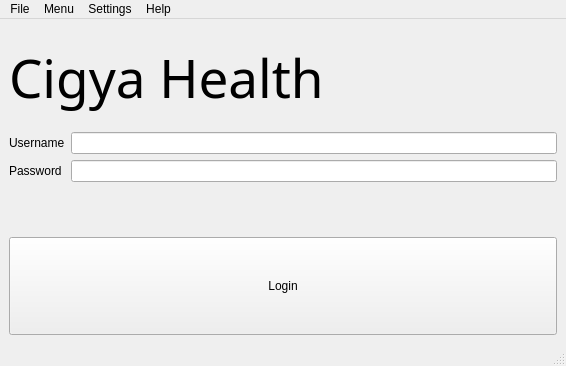
Old version of the form cigya/ui/login.ui in the repository CS532-Marlboro-Health-Tracker/Cigya.
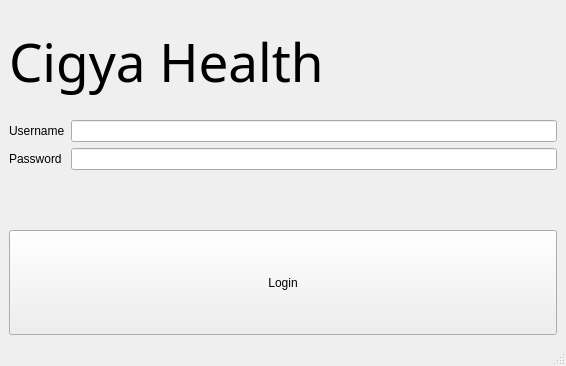
New version of the form.

Diff of the .ui file:
```diff
--- a/cigya/ui/login.ui
+++ b/cigya/ui/login.ui
@@ -80,48 +80,6 @@
     </item>
    </layout>
   </widget>
-  <widget class="QMenuBar" name="menubar">
-   <property name="geometry">
-    <rect>
-     <x>0</x>
-     <y>0</y>
-     <width>566</width>
-     <height>21</height>
-    </rect>
-   </property>
-   <widget class="QMenu" name="menuFile">
-    <property name="title">
-     <string>File</string>
-    </property>
-   </widget>
-   <widget class="QMenu" name="menuSettings">
-    <property name="title">
-     <string>Settings</string>
-    </property>
-    <addaction name="actionAdministrator_Login"/>
-   </widget>
-   <widget class="QMenu" name="menuHelp">
-    <property name="title">
-     <string>Help</string>
-    </property>
-    <addaction name="actionHelp_Page"/>
-   </widget>
-   <widget class="QMenu" name="menuMenu">
-    <property name="title">
-     <string>Menu</string>
-    </property>
-    <addaction name="actionElectronic_Patient_Record"/>
-    <addaction name="actionPhysician_Scheduler"/>
-    <addaction name="actionLab_Order_Tracking"/>
-    <addaction name="actionPharmacy_Order_Tracking"/>
-    <addaction name="actionInsurance_Billing"/>
-    <addaction name="actionEquipment_Inventory_and_Maintenance"/>
-   </widget>
-   <addaction name="menuFile"/>
-   <addaction name="menuMenu"/>
-   <addaction name="menuSettings"/>
-   <addaction name="menuHelp"/>
-  </widget>
   <widget class="QStatusBar" name="statusbar"/>
   <action name="actionHelp_Page">
    <property name="text">
```
Left out of the diff: 19 changed lines with no effect on the pictures.
